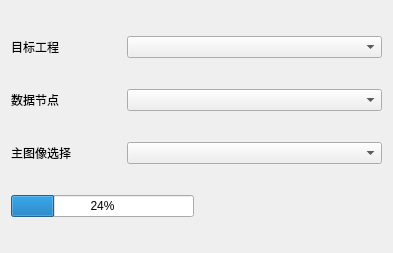
Before: the Qt Designer form ui/Baseline.ui in huxleylee329-dancer/InSAR_UI, drawn with Qt 5.
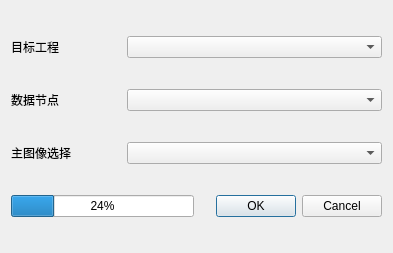
After: the same form once the commit is applied. Icons and pictures are not drawn.

Diff of the .ui file:
```diff
--- a/ui/Baseline.ui
+++ b/ui/Baseline.ui
@@ -72,7 +72,7 @@
      <item>
       <widget class="QDialogButtonBox" name="buttonBox">
        <property name="standardButtons">
-        <set>QDialogButtonBox::NoButton</set>
+        <set>QDialogButtonBox::Cancel|QDialogButtonBox::Ok</set>
        </property>
       </widget>
      </item>
```
